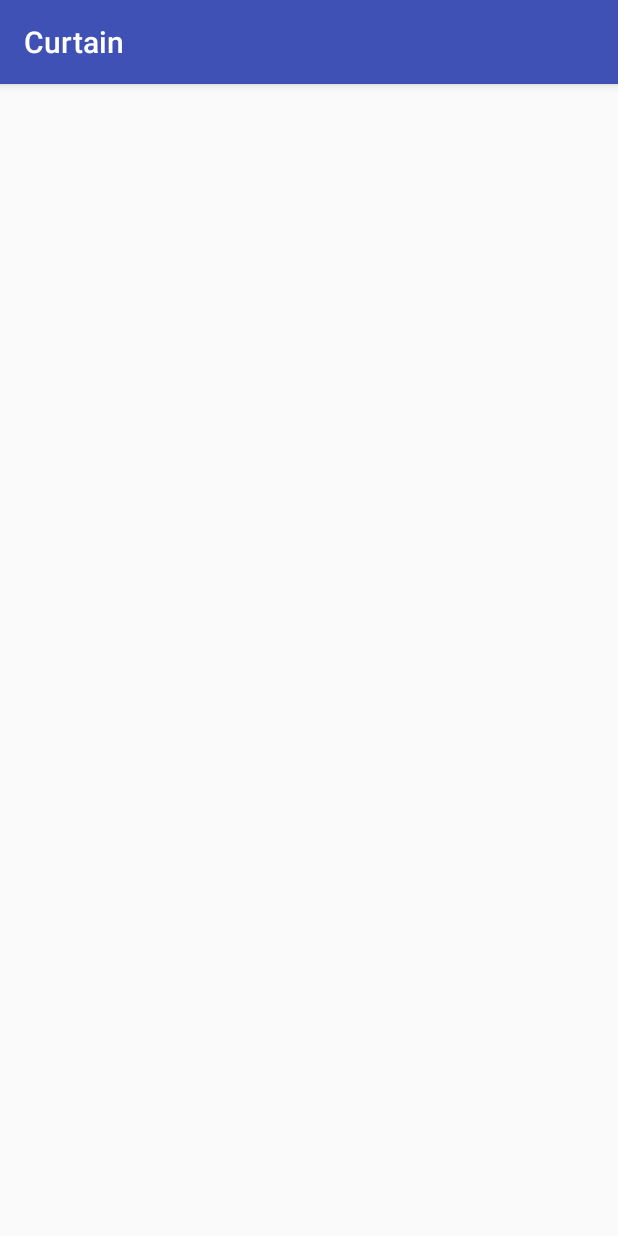
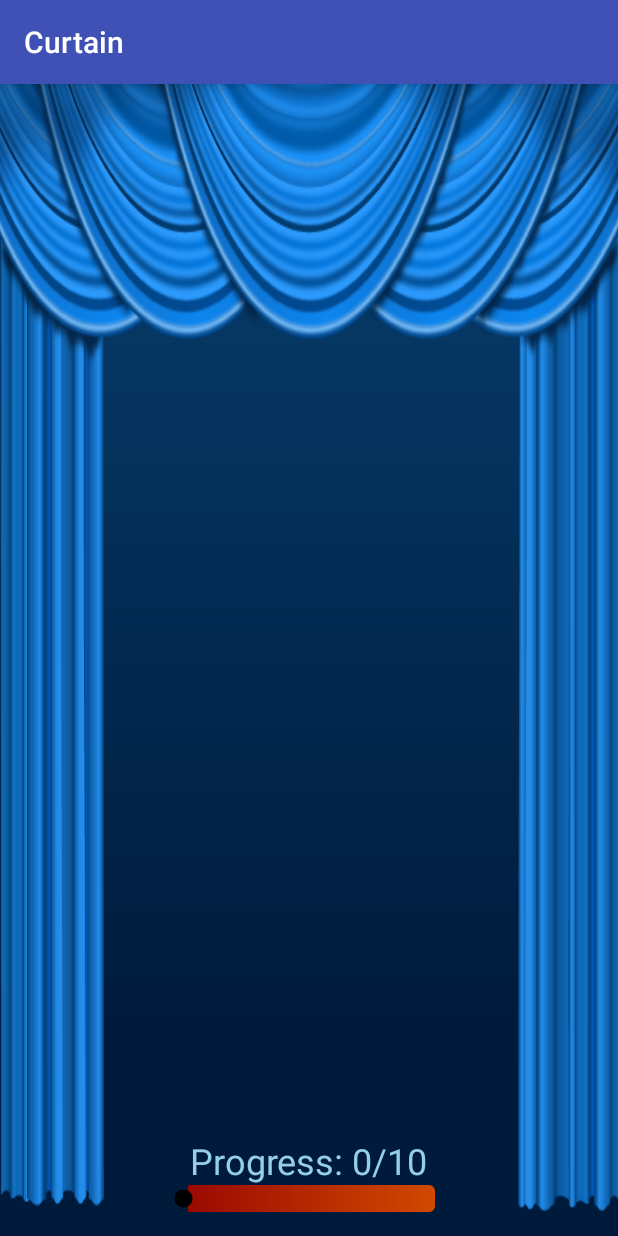
Before and after one commit to Tigran94/SmartHome, an Android app: the Curtain screen opened directly, with no data from a screen before it, on a phone screen of 412 x 824 dp. Run offline under Robolectric (Android 15) with nearby library versions, the phone set to English and light mode, and no system bars.

Commit message:
curtain,sofa

```diff
--- a/SmartHome/app/src/main/java/com/example/tiko/smarthome/Curtain.java
+++ b/SmartHome/app/src/main/java/com/example/tiko/smarthome/Curtain.java
@@ -2,12 +2,39 @@ package com.example.tiko.smarthome;
 
 import android.support.v7.app.AppCompatActivity;
 import android.os.Bundle;
+import android.widget.SeekBar;
+import android.widget.TextView;
+import android.widget.Toast;
 
 public class Curtain extends AppCompatActivity {
-
+    SeekBar seekBar;
+    TextView textView;
     @Override
     protected void onCreate(Bundle savedInstanceState) {
         super.onCreate(savedInstanceState);
         setContentView(R.layout.activity_curtain);
+
+
+        seekBar = (SeekBar) findViewById(R.id.seekBar);
+        textView = (TextView) findViewById(R.id.count);
+
+        seekBar.setOnSeekBarChangeListener(new SeekBar.OnSeekBarChangeListener() {
+            int seekBarProgress = 0;
+
+            public void onProgressChanged(SeekBar seekBar, int progress, boolean fromUser) {
+                seekBarProgress = progress;
+
+            }
+
+            public void onStartTrackingTouch(SeekBar seekBar) {
+
+            }
+
+            public void onStopTrackingTouch(SeekBar seekBar) {
+                textView.setText("Progress: " + seekBarProgress + " / " + seekBar.getMax());
+               // Toast.makeText(getApplicationContext(), "SeekBar Touch Stop ", Toast.LENGTH_SHORT).show();
+            }
+
+        });
     }
 }
--- /dev/null
+++ b/SmartHome/app/src/main/res/drawable/seekbar_progressbar.xml
@@ -0,0 +1,39 @@
+<?xml version="1.0" encoding="utf-8"?>
+<layer-list xmlns:android="http://schemas.android.com/apk/res/android" >
+
+    <item>
+        <shape android:shape="rectangle" >
+            <corners android:radius="4dp"/>
+
+            <gradient
+                android:angle="180"
+                android:endColor="#990800"
+                android:startColor="#d14900" />
+        </shape>
+    </item>
+    <item>
+        <clip>
+            <shape android:shape="rectangle" >
+                <corners android:radius="4dp" />
+
+                <gradient
+                    android:angle="180"
+                    android:endColor="#2A5A89"
+                    android:startColor="#94CFE8" />
+            </shape>
+        </clip>
+    </item>
+    <item>
+        <clip>
+            <shape android:shape="rectangle" >
+                <corners android:radius="5dp" />
+
+                <gradient
+                    android:angle="180"
+                    android:endColor="#2A5A89"
+                    android:startColor="#94CFE8" />
+            </shape>
+        </clip>
+    </item>
+
+</layer-list>
--- a/SmartHome/app/src/main/res/layout/activity_curtain.xml
+++ b/SmartHome/app/src/main/res/layout/activity_curtain.xml
@@ -7,6 +7,26 @@
     android:paddingLeft="@dimen/activity_horizontal_margin"
     android:paddingRight="@dimen/activity_horizontal_margin"
     android:paddingTop="@dimen/activity_vertical_margin"
-    tools:context="com.example.tiko.smarthome.Curtain">
+    tools:context="com.example.tiko.smarthome.Curtain"
+    android:background="@mipmap/curtain">
 
+    <SeekBar
+        android:id="@+id/seekBar"
+        android:layout_width="200dp"
+        android:layout_height="wrap_content"
+        android:progressDrawable="@drawable/seekbar_progressbar"
+        android:progress="0"
+        android:thumbTintMode="multiply"
+        android:max="10"
+        android:layout_alignParentBottom="true"
+        android:layout_centerHorizontal="true" />
+    <TextView
+        android:id="@+id/count"
+        android:layout_width="wrap_content"
+        android:layout_height="wrap_content"
+        android:text="Progress: 0/10"
+        android:textSize="24sp"
+        android:textColor="#94CFE8"
+        android:layout_above="@+id/seekBar"
+        android:layout_centerHorizontal="true" />
 </RelativeLayout>
```
Also changed, not shown: SmartHome/app/src/main/java/com/example/tiko/smarthome/Sofa.java (+27 -0 lines), SmartHome/app/src/main/res/drawable/seekbar_progressbar_sofa.xml (added, +39 -0 lines), SmartHome/app/src/main/res/layout/activity_sofa.xml (+21 -2 lines), SmartHome/app/src/main/res/mipmap-hdpi/curtain.png (added), SmartHome/app/src/main/res/mipmap-hdpi/sofa.jpg (added).
